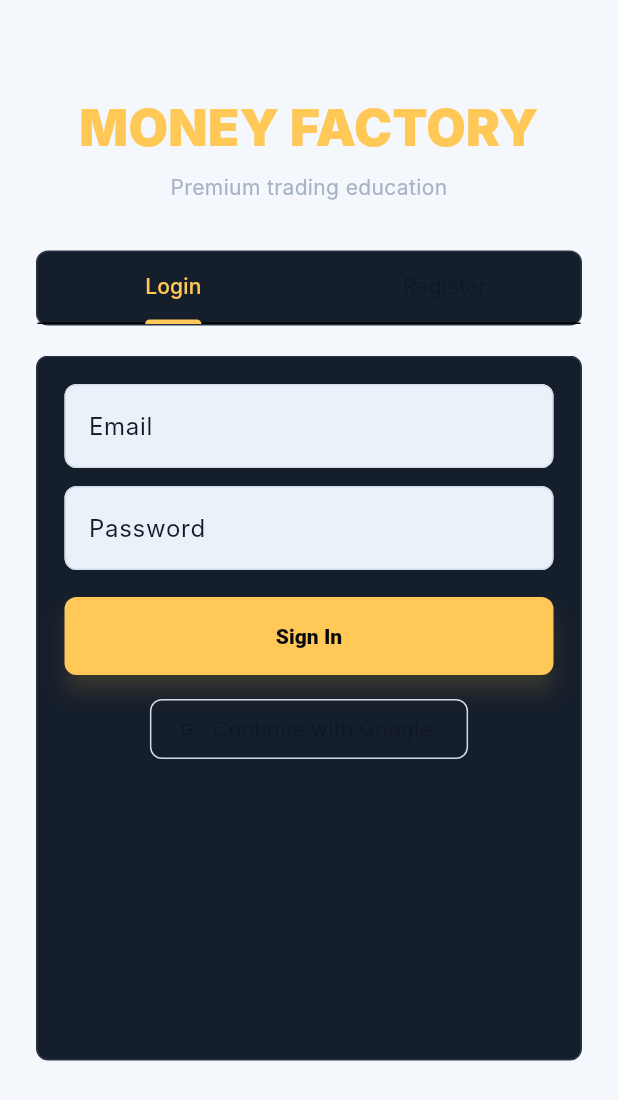
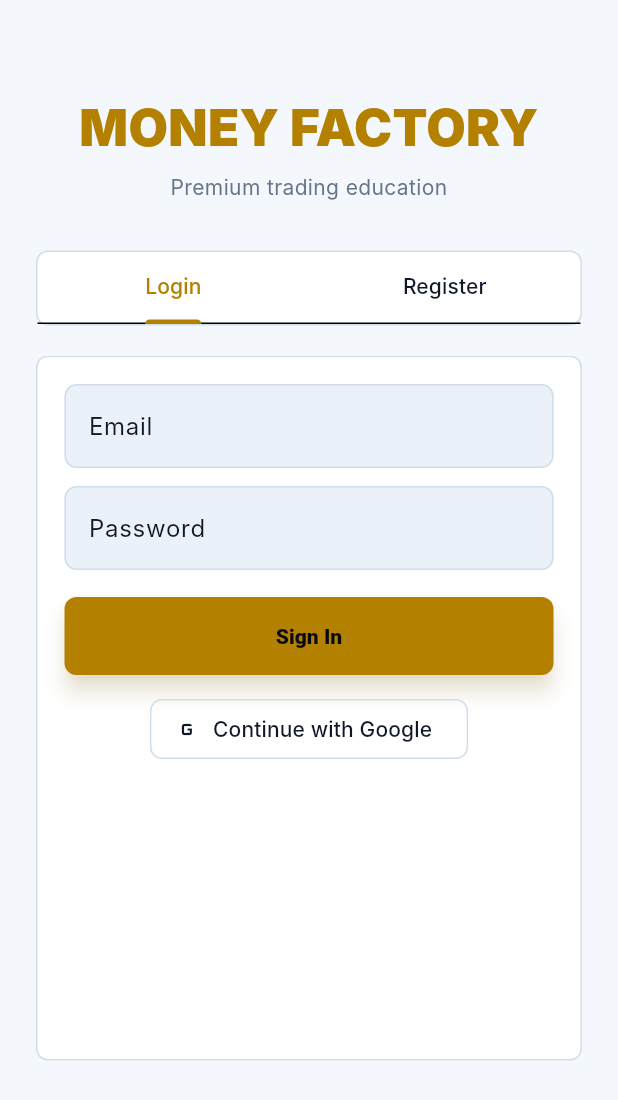
Before and after one commit to vishalmoneyfactory-ai/moneyfactory-app, a Flutter app: the screen it shows after launch, on a phone screen of 412 x 824 dp. Shown: the top 1100 px of the screen. Run offline on Flutter 3.47's test engine with Material 3 defaults, Android fonts, the phone set to English and light mode, and no system bars; our stand-ins replace cached_network_image, dio, firebase_auth, firebase_core, firebase_messaging, flutter_dotenv and 9 more; missing offline and left inert: razorpay_flutter; accounts and stored records are empty; Roboto replaces fonts that are missing (Inter).

Commit message:
theme optimization

```diff
--- a/lib/core/theme/app_colors.dart
+++ b/lib/core/theme/app_colors.dart
@@ -6,7 +6,7 @@ class AppColors {
   static const cardBg = Color(0xFF151E2B);
   static const border = Color(0xFF283547);
   static const gold = Color(0xFFFFC857);
-  static const goldDark = Color(0xFFE2A72E);
+  static const goldDark = Color(0xFFB38000); // Darker, readable gold for light mode
   static const goldGlow = Color(0x33FFC857);
   static const neonBlue = Color(0xFF24C6FF);
   static const success = Color(0xFF00D084);
@@ -30,6 +30,7 @@ class AppColors {
   static Color line(BuildContext context) => isDark(context) ? border : lightBorder;
   static Color text(BuildContext context) => isDark(context) ? white : lightText;
   static Color mutedText(BuildContext context) => isDark(context) ? muted : lightMuted;
+  static Color themeGold(BuildContext context) => isDark(context) ? gold : goldDark;
   static LinearGradient pageGradient(BuildContext context) => isDark(context)
       ? const LinearGradient(
           colors: [Color(0xFF06080D), Color(0xFF0B1220), Color(0xFF111827)],
--- a/lib/core/theme/app_theme.dart
+++ b/lib/core/theme/app_theme.dart
@@ -9,14 +9,14 @@ class AppTheme {
       brightness: Brightness.light,
       scaffoldBackgroundColor: AppColors.lightBg,
       fontFamily: 'Inter',
-      colorScheme: const ColorScheme.light(
-        primary: AppColors.gold,
+      colorScheme: ColorScheme.light(
+        primary: AppColors.goldDark,
         secondary: AppColors.neonBlue,
         surface: AppColors.lightCard,
         error: AppColors.error,
         onSurface: AppColors.lightText,
       ),
-      appBarTheme: const AppBarTheme(
+      appBarTheme: AppBarTheme(
         backgroundColor: AppColors.lightBg,
         foregroundColor: AppColors.lightText,
         centerTitle: false,
@@ -25,25 +25,56 @@ class AppTheme {
       inputDecorationTheme: InputDecorationTheme(
         filled: true,
         fillColor: AppColors.lightSurface,
-        border: OutlineInputBorder(borderRadius: BorderRadius.circular(8), borderSide: const BorderSide(color: AppColors.lightBorder)),
-        enabledBorder: OutlineInputBorder(borderRadius: BorderRadius.circular(8), borderSide: const BorderSide(color: AppColors.lightBorder)),
-        focusedBorder: OutlineInputBorder(borderRadius: BorderRadius.circular(8), borderSide: const BorderSide(color: AppColors.gold)),
+        border: OutlineInputBorder(
+          borderRadius: BorderRadius.circular(8),
+          borderSide: const BorderSide(color: AppColors.lightBorder),
+        ),
+        enabledBorder: OutlineInputBorder(
+          borderRadius: BorderRadius.circular(8),
+          borderSide: const BorderSide(color: AppColors.lightBorder),
+        ),
+        focusedBorder: OutlineInputBorder(
+          borderRadius: BorderRadius.circular(8),
+          borderSide: BorderSide(color: AppColors.goldDark),
+        ),
       ),
       cardTheme: CardThemeData(
         color: AppColors.lightCard,
-        shape: RoundedRectangleBorder(borderRadius: BorderRadius.circular(8), side: const BorderSide(color: AppColors.lightBorder)),
+        shape: RoundedRectangleBorder(
+          borderRadius: BorderRadius.circular(8),
+          side: const BorderSide(color: AppColors.lightBorder),
+        ),
       ),
       elevatedButtonTheme: ElevatedButtonThemeData(
-        style: ElevatedButton.styleFrom(elevation: 0, shape: RoundedRectangleBorder(borderRadius: BorderRadius.circular(8))),
+        style: ElevatedButton.styleFrom(
+          elevation: 0,
+          shape: RoundedRectangleBorder(borderRadius: BorderRadius.circular(8)),
+        ),
       ),
       outlinedButtonTheme: OutlinedButtonThemeData(
-        style: OutlinedButton.styleFrom(foregroundColor: AppColors.lightText, side: const BorderSide(color: AppColors.lightBorder), shape: RoundedRectangleBorder(borderRadius: BorderRadius.circular(8))),
+        style: OutlinedButton.styleFrom(
+          foregroundColor: AppColors.lightText,
+          side: const BorderSide(color: AppColors.lightBorder),
+          shape: RoundedRectangleBorder(borderRadius: BorderRadius.circular(8)),
+        ),
       ),
       navigationBarTheme: NavigationBarThemeData(
         backgroundColor: AppColors.lightCard,
         indicatorColor: AppColors.goldGlow,
-        labelTextStyle: WidgetStateProperty.resolveWith((states) => TextStyle(color: states.contains(WidgetState.selected) ? AppColors.lightText : AppColors.lightMuted)),
-        iconTheme: WidgetStateProperty.resolveWith((states) => IconThemeData(color: states.contains(WidgetState.selected) ? AppColors.gold : AppColors.lightMuted)),
+        labelTextStyle: WidgetStateProperty.resolveWith(
+          (states) => TextStyle(
+            color: states.contains(WidgetState.selected)
+                ? AppColors.lightText
+                : AppColors.lightMuted,
+          ),
+        ),
+        iconTheme: WidgetStateProperty.resolveWith(
+          (states) => IconThemeData(
+            color: states.contains(WidgetState.selected)
+                ? AppColors.goldDark
+                : AppColors.lightMuted,
+          ),
+        ),
       ),
     );
   }
@@ -54,14 +85,14 @@ class AppTheme {
       brightness: Brightness.dark,
       scaffoldBackgroundColor: AppColors.primaryBg,
       fontFamily: 'Inter',
-      colorScheme: const ColorScheme.dark(
+      colorScheme: ColorScheme.dark(
         primary: AppColors.gold,
         secondary: AppColors.neonBlue,
         surface: AppColors.cardBg,
         error: AppColors.error,
         onSurface: AppColors.white,
       ),
-      appBarTheme: const AppBarTheme(
+      appBarTheme: AppBarTheme(
         backgroundColor: AppColors.primaryBg,
         foregroundColor: AppColors.gold,
         centerTitle: false,
@@ -70,25 +101,56 @@ class AppTheme {
       inputDecorationTheme: InputDecorationTheme(
         filled: true,
         fillColor: AppColors.secondaryBg,
-        border: OutlineInputBorder(borderRadius: BorderRadius.circular(8), borderSide: const BorderSide(color: AppColors.border)),
-        enabledBorder: OutlineInputBorder(borderRadius: BorderRadius.circular(8), borderSide: const BorderSide(color: AppColors.border)),
-        focusedBorder: OutlineInputBorder(borderRadius: BorderRadius.circular(8), borderSide: const BorderSide(color: AppColors.gold)),
+        border: OutlineInputBorder(
+          borderRadius: BorderRadius.circular(8),
+          borderSide: const BorderSide(color: AppColors.border),
+        ),
+        enabledBorder: OutlineInputBorder(
+          borderRadius: BorderRadius.circular(8),
+          borderSide: const BorderSide(color: AppColors.border),
+        ),
+        focusedBorder: OutlineInputBorder(
+          borderRadius: BorderRadius.circular(8),
+          borderSide: BorderSide(color: AppColors.gold),
+        ),
       ),
       cardTheme: CardThemeData(
         color: AppColors.cardBg,
-        shape: RoundedRectangleBorder(borderRadius: BorderRadius.circular(8), side: const BorderSide(color: AppColors.border)),
+        shape: RoundedRectangleBorder(
+          borderRadius: BorderRadius.circular(8),
+          side: const BorderSide(color: AppColors.border),
+        ),
       ),
       elevatedButtonTheme: ElevatedButtonThemeData(
-        style: ElevatedButton.styleFrom(elevation: 0, shape: RoundedRectangleBorder(borderRadius: BorderRadius.circular(8))),
+        style: ElevatedButton.styleFrom(
+          elevation: 0,
+          shape: RoundedRectangleBorder(borderRadius: BorderRadius.circular(8)),
+        ),
       ),
       outlinedButtonTheme: OutlinedButtonThemeData(
-        style: OutlinedButton.styleFrom(foregroundColor: AppColors.white, side: const BorderSide(color: AppColors.border), shape: RoundedRectangleBorder(borderRadius: BorderRadius.circular(8))),
+        style: OutlinedButton.styleFrom(
+          foregroundColor: AppColors.white,
+          side: const BorderSide(color: AppColors.border),
+          shape: RoundedRectangleBorder(borderRadius: BorderRadius.circular(8)),
+        ),
       ),
       navigationBarTheme: NavigationBarThemeData(
         backgroundColor: AppColors.secondaryBg,
         indicatorColor: AppColors.goldGlow,
-        labelTextStyle: WidgetStateProperty.resolveWith((states) => TextStyle(color: states.contains(WidgetState.selected) ? AppColors.white : AppColors.muted)),
-        iconTheme: WidgetStateProperty.resolveWith((states) => IconThemeData(color: states.contains(WidgetState.selected) ? AppColors.gold : AppColors.muted)),
+        labelTextStyle: WidgetStateProperty.resolveWith(
+          (states) => TextStyle(
+            color: states.contains(WidgetState.selected)
+                ? AppColors.white
+                : AppColors.muted,
+          ),
+        ),
+        iconTheme: WidgetStateProperty.resolveWith(
+          (states) => IconThemeData(
+            color: states.contains(WidgetState.selected)
+                ? AppColors.gold
+                : AppColors.muted,
+          ),
+        ),
       ),
     );
   }
--- a/lib/features/auth/screens/login_screen.dart
+++ b/lib/features/auth/screens/login_screen.dart
@@ -51,13 +51,13 @@ class _LoginScreenState extends State<LoginScreen> with SingleTickerProviderStat
             crossAxisAlignment: CrossAxisAlignment.stretch,
             children: [
               const SizedBox(height: 36),
-              const Text('MONEY FACTORY', textAlign: TextAlign.center, style: TextStyle(color: AppColors.gold, fontSize: 34, fontWeight: FontWeight.w900)),
+              Text('MONEY FACTORY', textAlign: TextAlign.center, style: TextStyle(color: AppColors.themeGold(context), fontSize: 34, fontWeight: FontWeight.w900)),
               const SizedBox(height: 6),
-              const Text('Premium trading education', textAlign: TextAlign.center, style: TextStyle(color: AppColors.muted)),
+              Text('Premium trading education', textAlign: TextAlign.center, style: TextStyle(color: AppColors.mutedText(context))),
               const SizedBox(height: 32),
               Container(
-                decoration: BoxDecoration(color: AppColors.cardBg, borderRadius: BorderRadius.circular(8), border: Border.all(color: AppColors.border)),
-                child: TabBar(controller: _tabs, indicatorColor: AppColors.gold, labelColor: AppColors.gold, tabs: const [Tab(text: 'Login'), Tab(text: 'Register')]),
+                decoration: BoxDecoration(color: AppColors.card(context), borderRadius: BorderRadius.circular(8), border: Border.all(color: AppColors.line(context))),
+                child: TabBar(controller: _tabs, indicatorColor: AppColors.themeGold(context), labelColor: AppColors.themeGold(context), tabs: const [Tab(text: 'Login'), Tab(text: 'Register')]),
               ),
               const SizedBox(height: 20),
               SizedBox(
@@ -65,7 +65,7 @@ class _LoginScreenState extends State<LoginScreen> with SingleTickerProviderStat
                 child: TabBarView(
                   controller: _tabs,
                   children: [
-                    _form(children: [
+                    _form(context: context, children: [
                       TextField(controller: _email, keyboardType: TextInputType.emailAddress, decoration: const InputDecoration(labelText: 'Email')),
                       const SizedBox(height: 12),
                       TextField(controller: _password, obscureText: true, decoration: const InputDecoration(labelText: 'Password')),
@@ -74,7 +74,7 @@ class _LoginScreenState extends State<LoginScreen> with SingleTickerProviderStat
                       const SizedBox(height: 12),
                       OutlinedButton.icon(onPressed: _loading ? null : () => _run(() async => _auth.signInWithGoogle()), icon: const Icon(Icons.g_mobiledata), label: const Text('Continue with Google')),
                     ]),
-                    _form(children: [
+                    _form(context: context, children: [
                       TextField(controller: _name, decoration: const InputDecoration(labelText: 'Name')),
                       const SizedBox(height: 12),
                       TextField(controller: _phone, keyboardType: TextInputType.phone, decoration: const InputDecoration(labelText: 'Phone Number')),
@@ -101,5 +101,5 @@ class _LoginScreenState extends State<LoginScreen> with SingleTickerProviderStat
     );
   }
 
-  Widget _form({required List<Widget> children}) => Container(padding: const EdgeInsets.all(18), decoration: BoxDecoration(color: AppColors.cardBg, borderRadius: BorderRadius.circular(8), border: Border.all(color: AppColors.border)), child: Column(children: children));
+  Widget _form({required BuildContext context, required List<Widget> children}) => Container(padding: const EdgeInsets.all(18), decoration: BoxDecoration(color: AppColors.card(context), borderRadius: BorderRadius.circular(8), border: Border.all(color: AppColors.line(context))), child: Column(children: children));
 }
--- a/lib/features/auth/screens/splash_screen.dart
+++ b/lib/features/auth/screens/splash_screen.dart
@@ -2,6 +2,7 @@ import 'package:flutter/material.dart';
 import 'package:flutter_secure_storage/flutter_secure_storage.dart';
 import 'package:go_router/go_router.dart';
 
+import '../../../core/theme/app_colors.dart';
 class SplashScreen extends StatefulWidget {
   const SplashScreen({super.key});
 
@@ -27,7 +28,7 @@ class _SplashScreenState extends State<SplashScreen> {
   @override
   Widget build(BuildContext context) {
     return Scaffold(
-      backgroundColor: Colors.black,
+      backgroundColor: AppColors.bg(context),
       body: Center(
         child: Image.asset(
           'assets/images/logo2.png',
--- a/lib/features/courses/screens/course_detail_screen.dart
+++ b/lib/features/courses/screens/course_detail_screen.dart
@@ -44,7 +44,7 @@ class CourseDetailScreen extends StatelessWidget {
                       border: Border.all(color: AppColors.line(context)),
                     ),
                     child: thumbnail.isEmpty
-                        ? const Center(
+                        ? Center(
                             child: Icon(
                               Icons.candlestick_chart,
                               color: AppColors.gold,
@@ -55,7 +55,7 @@ class CourseDetailScreen extends StatelessWidget {
                             imageUrl: thumbnail,
                             fit: BoxFit.cover,
                             width: double.infinity,
-                            errorWidget: (context, url, error) => const Center(
+                            errorWidget: (context, url, error) => Center(
                               child: Icon(
                                 Icons.candlestick_chart,
                                 color: AppColors.gold,
--- a/lib/features/profile/screens/complete_profile_screen.dart
+++ b/lib/features/profile/screens/complete_profile_screen.dart
@@ -58,7 +58,7 @@ class _CompleteProfileScreenState extends State<CompleteProfileScreen> {
             child: Column(
               crossAxisAlignment: CrossAxisAlignment.start,
               children: [
-                const Text('Phone number required', style: TextStyle(fontSize: 22, fontWeight: FontWeight.w900, color: AppColors.gold)),
+                Text('Phone number required', style: TextStyle(fontSize: 22, fontWeight: FontWeight.w900, color: AppColors.themeGold(context))),
                 const SizedBox(height: 8),
                 const Text('Please add your phone number before purchasing a course.', style: TextStyle(color: AppColors.muted)),
                 const SizedBox(height: 18),
--- a/lib/features/profile/screens/profile_screen.dart
+++ b/lib/features/profile/screens/profile_screen.dart
@@ -414,7 +414,7 @@ $link
             borderRadius: BorderRadius.circular(8),
           ),
           child: (course['thumbnail'] ?? '').toString().isEmpty
-              ? const Icon(Icons.school, color: AppColors.gold)
+              ? Icon(Icons.school, color: AppColors.gold)
               : CachedNetworkImage(
                   imageUrl: api.mediaUrl(course['thumbnail']),
                   fit: BoxFit.cover,
@@ -631,7 +631,7 @@ $link
               children: [
                 Row(
                   children: [
-                    const Icon(Icons.manage_accounts, color: AppColors.gold),
+                    Icon(Icons.manage_accounts, color: AppColors.gold),
                     const SizedBox(width: 10),
                     const Text(
                       'Edit Account',
--- a/lib/shared/widgets/gold_button.dart
+++ b/lib/shared/widgets/gold_button.dart
@@ -20,12 +20,12 @@ class GoldButton extends StatelessWidget {
         icon: icon == null ? const SizedBox.shrink() : Icon(icon, color: color == AppColors.success ? AppColors.white : AppColors.primaryBg),
         label: Text(label),
         style: ElevatedButton.styleFrom(
-          backgroundColor: color ?? AppColors.gold,
+          backgroundColor: color ?? AppColors.themeGold(context),
           foregroundColor: color == AppColors.success ? AppColors.white : AppColors.primaryBg,
           disabledBackgroundColor: AppColors.disabled,
           shape: RoundedRectangleBorder(borderRadius: BorderRadius.circular(8)),
           textStyle: const TextStyle(fontWeight: FontWeight.w900),
-          shadowColor: (color ?? AppColors.gold).withValues(alpha: .35),
+          shadowColor: (color ?? AppColors.themeGold(context)).withValues(alpha: .35),
           elevation: 6,
         ),
       ),
```
Also changed, not shown: lib/features/courses/screens/my_courses_screen.dart (+19 -19 lines), lib/features/home/screens/home_screen.dart (+16 -16 lines), lib/features/video/screens/video_player_screen.dart (+4 -4 lines).
